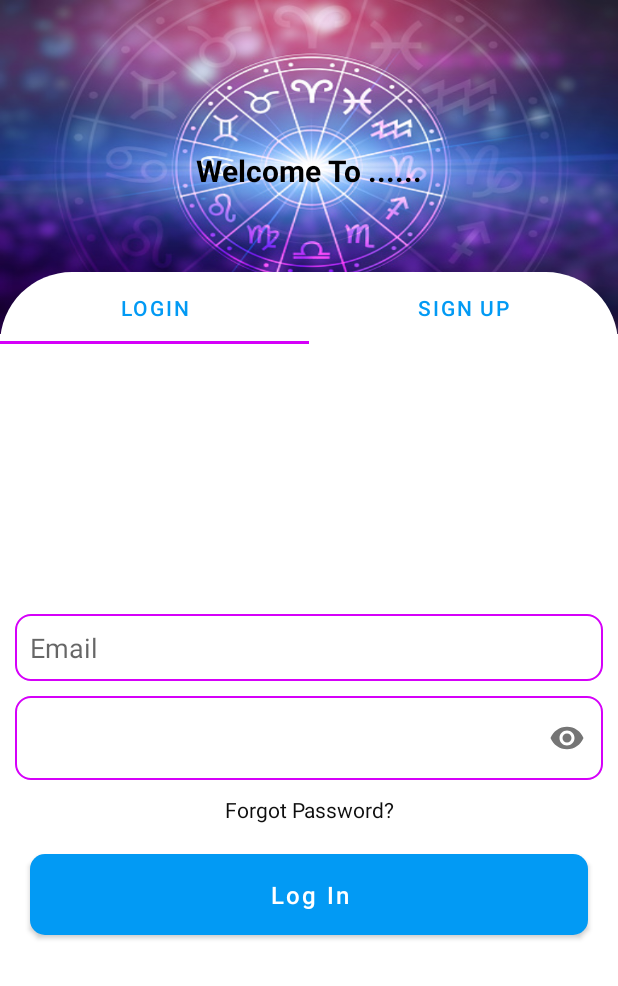
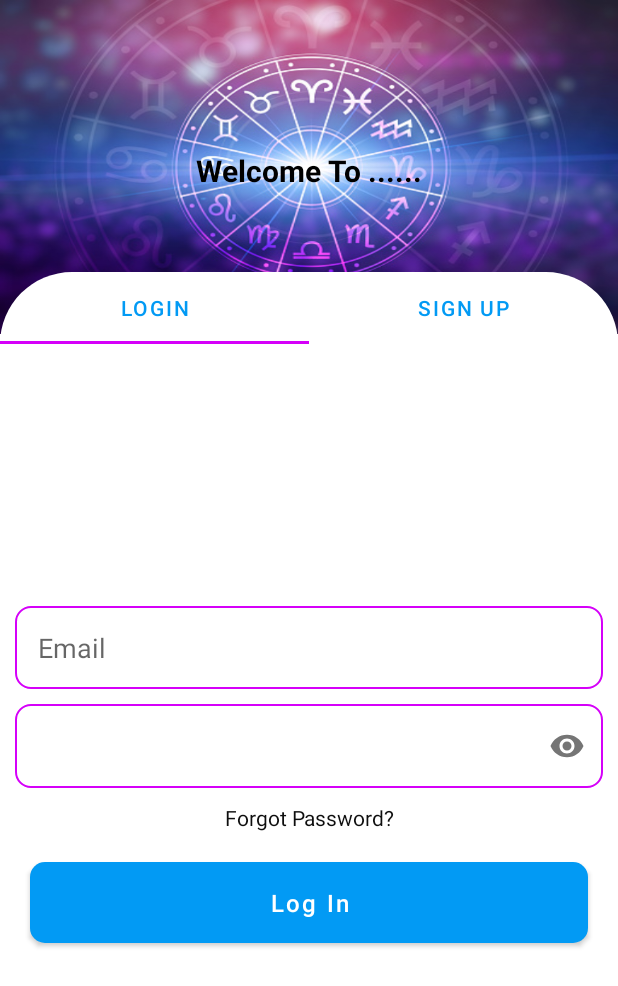
Before and after one commit to apoorvagarg98/Astrology, an Android app: the screen it shows after launch (Loginactivity), on a phone screen of 412 x 824 dp. Shown: the top 986 px of the screen. Run offline under Robolectric (Android 15) with nearby library versions, the phone set to English and light mode, and no system bars.

Commit message:
Login & Sign Up done

```diff
--- a/app/src/main/res/layout/login_tab_fragment.xml
+++ b/app/src/main/res/layout/login_tab_fragment.xml
@@ -26,10 +26,8 @@
             android:layout_height="wrap_content"
             android:background="@drawable/edit_text_bg"
             android:hint="Email"
-            android:padding="10dp"
-            android:paddingLeft="20dp"
-            android:paddingTop="10dp"
-            android:paddingBottom="10dp"
+            android:padding="15dp"
+
             app:layout_constraintBottom_toBottomOf="parent"
             app:layout_constraintEnd_toEndOf="parent"
             app:layout_constraintHorizontal_bias=".5"
@@ -42,7 +40,6 @@
             android:layout_width="match_parent"
             android:layout_height="wrap_content"
             app:passwordToggleEnabled="true"
-
             tools:layout_editor_absoluteX="92dp"
             tools:layout_editor_absoluteY="248dp">
 
@@ -52,7 +49,7 @@
                 android:layout_height="wrap_content"
                 android:layout_marginTop="10dp"
                 android:background="@drawable/edit_text_bg"
-                android:ems="20"
+                android:ems="10"
                 android:hint="Password"
                 android:inputType="textPassword"
                 android:textColor="#090909" />
```
